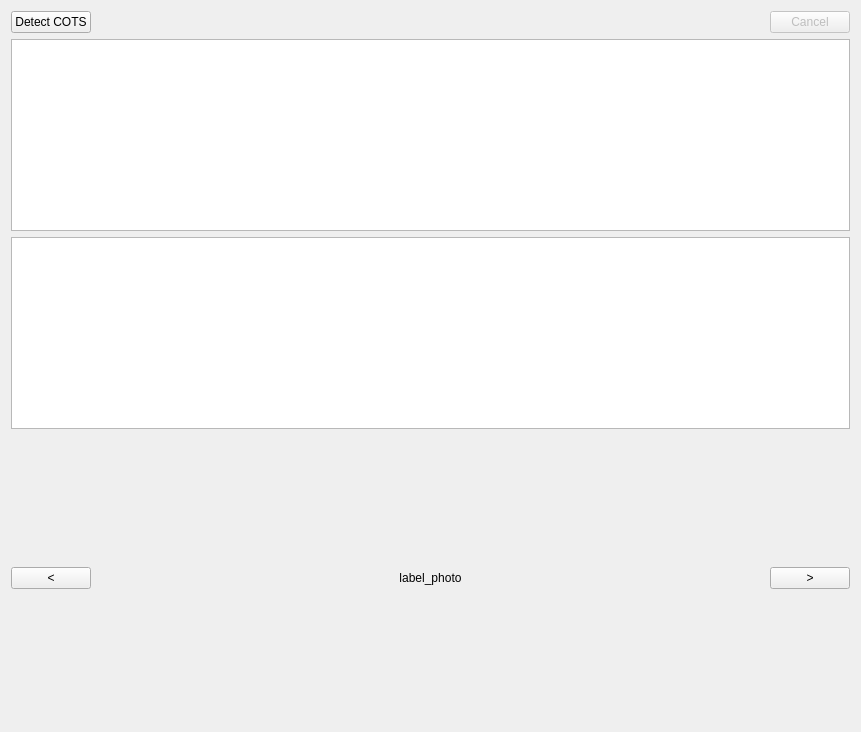
The window that src/resources/eod_cots.ui (open-AIMS/reefscan_desktop_data_manager) describes before a commit, drawn with Qt 5.
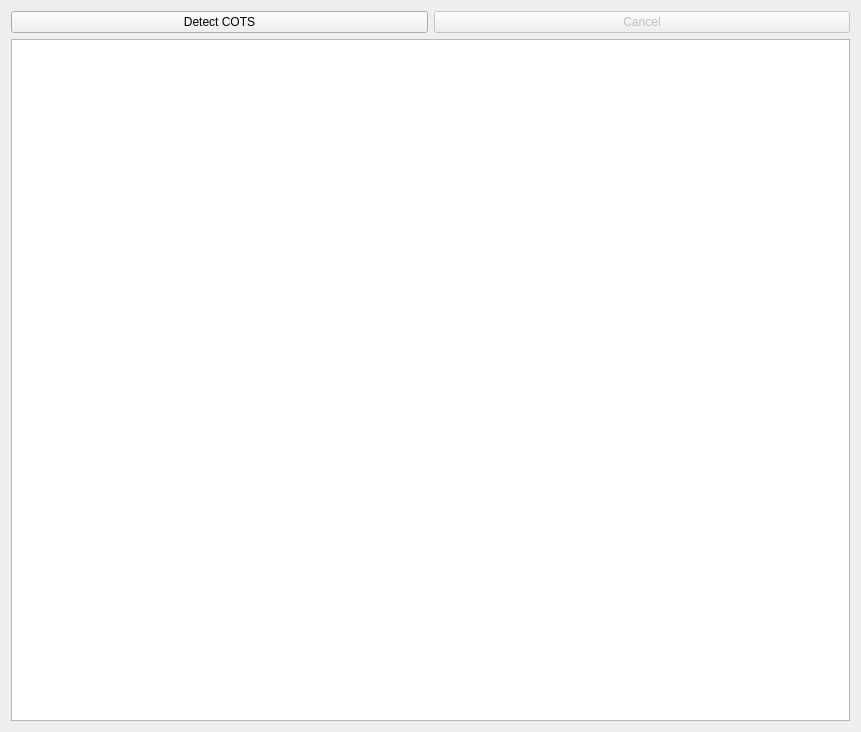
The same window after the commit.

Commit message: serialize COTS detections for efficiency show phantom detections in a dotted box show realtime and eod cots photos on the same page (choose which one) filter COTS detections by score

Patch:
```diff
--- a/src/resources/eod_cots.ui
+++ b/src/resources/eod_cots.ui
@@ -14,40 +14,7 @@
    <string>Form</string>
   </property>
   <layout class="QGridLayout" name="gridLayout">
-   <item row="0" column="0">
-    <widget class="QPushButton" name="detectCotsButton">
-     <property name="text">
-      <string>Detect COTS</string>
-     </property>
-    </widget>
-   </item>
-   <item row="6" column="0">
-    <widget class="QPushButton" name="button_previous">
-     <property name="sizePolicy">
-      <sizepolicy hsizetype="Maximum" vsizetype="Fixed">
-       <horstretch>0</horstretch>
-       <verstretch>0</verstretch>
-      </sizepolicy>
-     </property>
-     <property name="text">
-      <string>&lt;</string>
-     </property>
-    </widget>
-   </item>
-   <item row="6" column="2">
-    <widget class="QPushButton" name="button_next">
-     <property name="sizePolicy">
-      <sizepolicy hsizetype="Maximum" vsizetype="Fixed">
-       <horstretch>0</horstretch>
-       <verstretch>0</verstretch>
-      </sizepolicy>
-     </property>
-     <property name="text">
-      <string>&gt;</string>
-     </property>
-    </widget>
-   </item>
-   <item row="1" column="0" colspan="3">
+   <item row="1" column="0" colspan="2">
     <widget class="QTextBrowser" name="detectorOutput">
      <property name="sizePolicy">
       <sizepolicy hsizetype="Expanding" vsizetype="Minimum">
@@ -57,7 +24,7 @@
      </property>
     </widget>
    </item>
-   <item row="0" column="2">
+   <item row="0" column="1">
     <widget class="QPushButton" name="cancelButton">
      <property name="enabled">
       <bool>false</bool>
@@ -67,29 +34,10 @@
      </property>
     </widget>
    </item>
-   <item row="6" column="1">
-    <widget class="QLabel" name="label_photo">
-     <property name="sizePolicy">
-      <sizepolicy hsizetype="Preferred" vsizetype="Expanding">
-       <horstretch>0</horstretch>
-       <verstretch>0</verstretch>
-      </sizepolicy>
-     </property>
+   <item row="0" column="0">
+    <widget class="QPushButton" name="detectCotsButton">
      <property name="text">
-      <string>label_photo</string>
-     </property>
-     <property name="alignment">
-      <set>Qt::AlignCenter</set>
-     </property>
-    </widget>
-   </item>
-   <item row="2" column="0" colspan="3">
-    <widget class="QTableView" name="tableView">
-     <property name="sizePolicy">
-      <sizepolicy hsizetype="Expanding" vsizetype="Minimum">
-       <horstretch>0</horstretch>
-       <verstretch>0</verstretch>
-      </sizepolicy>
+      <string>Detect COTS</string>
      </property>
     </widget>
    </item>
```
The commit also changes 10 other files.
